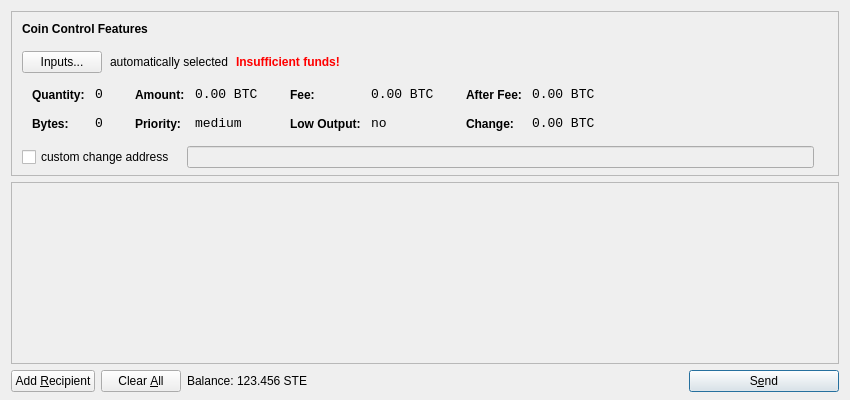
This is src/qt/forms/sendcoinsdialog.ui in stredle/stredle as Qt 5 draws it before an edit. The edited form follows.
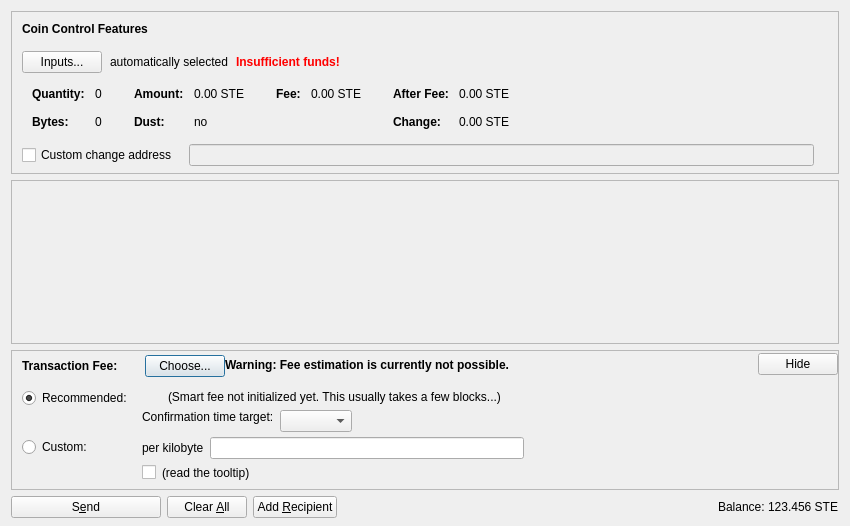
This is the edited form. Icons and pictures are not drawn. Custom widgets are drawn as their Qt base class.

Patch:
```diff
--- a/src/qt/forms/sendcoinsdialog.ui
+++ b/src/qt/forms/sendcoinsdialog.ui
@@ -7,13 +7,13 @@
     <x>0</x>
     <y>0</y>
     <width>850</width>
-    <height>400</height>
+    <height>526</height>
    </rect>
   </property>
   <property name="windowTitle">
    <string>Send Coins</string>
   </property>
-  <layout class="QVBoxLayout" name="verticalLayout" stretch="0,1,0">
+  <layout class="QVBoxLayout" name="verticalLayout" stretch="0,1,0,0">
    <property name="bottomMargin">
     <number>8</number>
    </property>
@@ -39,7 +39,7 @@
      </property>
      <layout class="QVBoxLayout" name="verticalLayoutCoinControl2">
       <property name="spacing">
-       <number>-1</number>
+       <number>0</number>
       </property>
       <property name="leftMargin">
        <number>0</number>
@@ -109,6 +109,9 @@
             <property name="text">
              <string>Inputs...</string>
             </property>
+            <property name="autoDefault">
+             <bool>false</bool>
+            </property>
            </widget>
           </item>
           <item>
@@ -173,7 +176,16 @@
            <string notr="true"/>
           </property>
           <layout class="QHBoxLayout" name="horizontalLayoutCoinControl5">
-           <property name="margin">
+           <property name="leftMargin">
+            <number>0</number>
+           </property>
+           <property name="topMargin">
+            <number>0</number>
+           </property>
+           <property name="rightMargin">
+            <number>0</number>
+           </property>
+           <property name="bottomMargin">
             <number>0</number>
            </property>
            <item>
@@ -206,8 +218,11 @@
                </property>
                <item row="0" column="0">
                 <widget class="QLabel" name="labelCoinControlQuantityText">
-                 <property name="styleSheet">
-                  <string notr="true">font-weight:bold;</string>
+                 <property name="font">
+                  <font>
+                   <weight>75</weight>
+                   <bold>true</bold>
+                  </font>
                  </property>
                  <property name="text">
                   <string>Quantity:</string>
@@ -219,12 +234,6 @@
                </item>
                <item row="0" column="1">
                 <widget class="QLabel" name="labelCoinControlQuantity">
-                 <property name="font">
-                  <font>
-                   <family>Monospace</family>
-                   <pointsize>10</pointsize>
-                  </font>
-                 </property>
                  <property name="cursor">
                   <cursorShape>IBeamCursor</cursorShape>
                  </property>
@@ -244,8 +253,11 @@
                </item>
                <item row="1" column="0">
                 <widget class="QLabel" name="labelCoinControlBytesText">
-                 <property name="styleSheet">
-                  <string notr="true">font-weight:bold;</string>
+                 <property name="font">
+                  <font>
+                   <weight>75</weight>
+                   <bold>true</bold>
+                  </font>
                  </property>
                  <property name="text">
                   <string>Bytes:</string>
@@ -254,12 +266,6 @@
                </item>
                <item row="1" column="1">
                 <widget class="QLabel" name="labelCoinControlBytes">
-                 <property name="font">
-                  <font>
-                   <family>Monospace</family>
-                   <pointsize>10</pointsize>
-                  </font>
-                 </property>
                  <property name="cursor">
                   <cursorShape>IBeamCursor</cursorShape>
                  </property>
@@ -295,8 +301,11 @@
                </property>
                <item row="0" column="0">
                 <widget class="QLabel" name="labelCoinControlAmountText">
-                 <property name="styleSheet">
-                  <string notr="true">font-weight:bold;</string>
+                 <property name="font">
+                  <font>
+                   <weight>75</weight>
+                   <bold>true</bold>
+                  </font>
                  </property>
                  <property name="text">
                   <string>Amount:</string>
@@ -308,12 +317,6 @@
                </item>
                <item row="0" column="1">
                 <widget class="QLabel" name="labelCoinControlAmount">
-                 <property name="font">
-                  <font>
-                   <family>Monospace</family>
-                   <pointsize>10</pointsize>
-                  </font>
-                 </property>
                  <property name="cursor">
                   <cursorShape>IBeamCursor</cursorShape>
                  </property>
@@ -321,7 +324,7 @@
                   <enum>Qt::ActionsContextMenu</enum>
                  </property>
                  <property name="text">
-                  <string notr="true">0.00 BTC</string>
+                  <string notr="true">0.00 STE</string>
                  </property>
                  <property name="textInteractionFlags">
                   <set>Qt::LinksAccessibleByMouse|Qt::TextSelectableByKeyboard|Qt::TextSelectableByMouse</set>
@@ -329,23 +332,20 @@
                 </widget>
                </item>
                <item row="1" column="0">
-                <widget class="QLabel" name="labelCoinControlPriorityText">
-                 <property name="styleSheet">
-                  <string notr="true">font-weight:bold;</string>
+                <widget class="QLabel" name="labelCoinControlLowOutputText">
+                 <property name="font">
+                  <font>
+                   <weight>75</weight>
+                   <bold>true</bold>
+                  </font>
                  </property>
                  <property name="text">
-                  <string>Priority:</string>
+                  <string>Dust:</string>
                  </property>
                 </widget>
                </item>
                <item row="1" column="1">
-                <widget class="QLabel" name="labelCoinControlPriority">
-                 <property name="font">
-                  <font>
-                   <family>Monospace</family>
-                   <pointsize>10</pointsize>
-                  </font>
-                 </property>
+                <widget class="QLabel" name="labelCoinControlLowOutput">
                  <property name="cursor">
                   <cursorShape>IBeamCursor</cursorShape>
                  </property>
@@ -353,7 +353,7 @@
                   <enum>Qt::ActionsContextMenu</enum>
                  </property>
                  <property name="text">
-                  <string>medium</string>
+                  <string notr="true">no</string>
                  </property>
                  <property name="textInteractionFlags">
                   <set>Qt::LinksAccessibleByMouse|Qt::TextSelectableByKeyboard|Qt::TextSelectableByMouse</set>
@@ -381,8 +381,11 @@
                </property>
                <item row="0" column="0">
                 <widget class="QLabel" name="labelCoinControlFeeText">
-                 <property name="styleSheet">
-                  <string notr="true">font-weight:bold;</string>
+                 <property name="font">
+                  <font>
+                   <weight>75</weight>
+                   <bold>true</bold>
+                  </font>
                  </property>
                  <property name="text">
                   <string>Fee:</string>
@@ -394,12 +397,6 @@
                </item>
                <item row="0" column="1">
                 <widget class="QLabel" name="labelCoinControlFee">
-                 <property name="font">
-                  <font>
-                   <family>Monospace</family>
-                   <pointsize>10</pointsize>
-                  </font>
-                 </property>
                  <property name="cursor">
                   <cursorShape>IBeamCursor</cursorShape>
                  </property>
@@ -407,39 +404,7 @@
                   <enum>Qt::ActionsContextMenu</enum>
                  </property>
                  <property name="text">
-                  <string notr="true">0.00 BTC</string>
-                 </property>
-                 <property name="textInteractionFlags">
-                  <set>Qt::LinksAccessibleByMouse|Qt::TextSelectableByKeyboard|Qt::TextSelectableByMouse</set>
-                 </property>
-                </widget>
-               </item>
-               <item row="1" column="0">
-                <widget class="QLabel" name="labelCoinControlLowOutputText">
-                 <property name="styleSheet">
-                  <string notr="true">font-weight:bold;</string>
-                 </property>
-                 <property name="text">
-                  <string>Low Output:</string>
-                 </property>
-                </widget>
-               </item>
-               <item row="1" column="1">
-                <widget class="QLabel" name="labelCoinControlLowOutput">
-                 <property name="font">
-                  <font>
-                   <family>Monospace</family>
-                   <pointsize>10</pointsize>
-                  </font>
-                 </property>
-                 <property name="cursor">
-                  <cursorShape>IBeamCursor</cursorShape>
-                 </property>
-                 <property name="contextMenuPolicy">
-                  <enum>Qt::ActionsContextMenu</enum>
-                 </property>
-                 <property name="text">
-                  <string>no</string>
+                  <string notr="true">0.00 STE</string>
                  </property>
                  <property name="textInteractionFlags">
                   <set>Qt::LinksAccessibleByMouse|Qt::TextSelectableByKeyboard|Qt::TextSelectableByMouse</set>
@@ -467,8 +432,11 @@
                </property>
                <item row="0" column="0">
                 <widget class="QLabel" name="labelCoinControlAfterFeeText">
-                 <property name="styleSheet">
-                  <string notr="true">font-weight:bold;</string>
+                 <property name="font">
+                  <font>
+                   <weight>75</weight>
+                   <bold>true</bold>
+                  </font>
                  </property>
                  <property name="text">
                   <string>After Fee:</string>
@@ -480,12 +448,6 @@
                </item>
                <item row="0" column="1">
                 <widget class="QLabel" name="labelCoinControlAfterFee">
-                 <property name="font">
-                  <font>
-                   <family>Monospace</family>
-                   <pointsize>10</pointsize>
-                  </font>
-                 </property>
                  <property name="cursor">
                   <cursorShape>IBeamCursor</cursorShape>
                  </property>
@@ -493,7 +455,7 @@
                   <enum>Qt::ActionsContextMenu</enum>
                  </property>
                  <property name="text">
-                  <string notr="true">0.00 BTC</string>
+                  <string notr="true">0.00 STE</string>
                  </property>
                  <property name="textInteractionFlags">
                   <set>Qt::LinksAccessibleByMouse|Qt::TextSelectableByKeyboard|Qt::TextSelectableByMouse</set>
@@ -502,8 +464,11 @@
                </item>
                <item row="1" column="0">
                 <widget class="QLabel" name="labelCoinControlChangeText">
-                 <property name="styleSheet">
-                  <string notr="true">font-weight:bold;</string>
+                 <property name="font">
+                  <font>
+                   <weight>75</weight>
+                   <bold>true</bold>
+                  </font>
                  </property>
                  <property name="text">
                   <string>Change:</string>
@@ -512,12 +477,6 @@
                </item>
                <item row="1" column="1">
                 <widget class="QLabel" name="labelCoinControlChange">
-                 <property name="font">
-                  <font>
-                   <family>Monospace</family>
-                   <pointsize>10</pointsize>
-                  </font>
-                 </property>
                  <property name="cursor">
                   <cursorShape>IBeamCursor</cursorShape>
                  </property>
@@ -525,7 +484,7 @@
                   <enum>Qt::ActionsContextMenu</enum>
                  </property>
                  <property name="text">
-                  <string notr="true">0.00 BTC</string>
+                  <string notr="true">0.00 STE</string>
                  </property>
                  <property name="textInteractionFlags">
                   <set>Qt::LinksAccessibleByMouse|Qt::TextSelectableByKeyboard|Qt::TextSelectableByMouse</set>
@@ -555,13 +514,16 @@
           </property>
           <item>
            <widget class="QCheckBox" name="checkBoxCoinControlChange">
+            <property name="toolTip">
+             <string>If this is activated, but the change address is empty or invalid, change will be sent to a newly generated address.</string>
+            </property>
             <property name="text">
-             <string>custom change address</string>
+             <string>Custom change address</string>
             </property>
            </widget>
           </item>
           <item>
-           <widget class="QLineEdit" name="lineEditCoinControlChange">
+           <widget class="QValidatedLineEdit" name="lineEditCoinControlChange">
             <property name="enabled">
              <bool>false</bool>
             </property>
@@ -626,11 +588,20 @@
         <x>0</x>
         <y>0</y>
         <width>830</width>
-        <height>165</height>
+        <height>104</height>
        </rect>
       </property>
-      <layout class="QVBoxLayout" name="verticalLayout_2">
-       <property name="margin">
+      <layout class="QVBoxLayout" name="verticalLayout_2" stretch="0,1">
+       <property name="leftMargin">
+        <number>0</number>
+       </property>
+       <property name="topMargin">
+        <number>0</number>
+       </property>
+       <property name="rightMargin">
+        <number>0</number>
+       </property>
+       <property name="bottomMargin">
         <number>0</number>
        </property>
        <item>
@@ -657,23 +628,532 @@
      </widget>
     </widget>
    </item>
+   <item>
+    <widget class="QFrame" name="frameFee">
+     <property name="sizePolicy">
+      <sizepolicy hsizetype="Expanding" vsizetype="Expanding">
+       <horstretch>0</horstretch>
+       <verstretch>0</verstretch>
+      </sizepolicy>
+     </property>
+     <property name="maximumSize">
+      <size>
+       <width>16777215</width>
+       <height>16777215</height>
+      </size>
+     </property>
+     <property name="frameShape">
+      <enum>QFrame::StyledPanel</enum>
+     </property>
+     <property name="frameShadow">
+      <enum>QFrame::Sunken</enum>
+     </property>
+     <layout class="QVBoxLayout" name="verticalLayoutFee1">
+      <property name="spacing">
+       <number>0</number>
+      </property>
+      <property name="leftMargin">
+       <number>0</number>
+      </property>
+      <property name="topMargin">
+       <number>0</number>
+      </property>
+      <property name="rightMargin">
+       <number>0</number>
+      </property>
+      <property name="bottomMargin">
+       <number>0</number>
+      </property>
+      <item>
+       <layout class="QVBoxLayout" name="verticalLayoutFee2" stretch="0,0,0">
+        <property name="spacing">
+         <number>0</number>
+        </property>
+        <property name="leftMargin">
+         <number>10</number>
+        </property>
+        <property name="topMargin">
+         <number>0</number>
+        </property>
+        <item>
+         <layout class="QHBoxLayout" name="horizontalLayoutFee1">
+          <property name="bottomMargin">
+           <number>0</number>
+          </property>
+          <item>
+           <layout class="QVBoxLayout" name="verticalLayoutFee7">
+            <property name="spacing">
+             <number>0</number>
+            </property>
+            <item>
+             <spacer name="verticalSpacerSmartFee">
+              <property name="orientation">
+               <enum>Qt::Vertical</enum>
+              </property>
+              <property name="sizeType">
+               <enum>QSizePolicy::Fixed</enum>
+              </property>
+              <property name="sizeHint" stdset="0">
+               <size>
+                <width>1</width>
+                <height>4</height>
+               </size>
+              </property>
+             </spacer>
+            </item>
+            <item>
+             <layout class="QHBoxLayout" name="horizontalLayoutSmartFee">
+              <property name="spacing">
+               <number>10</number>
+              </property>
+              <item>
+               <widget class="QLabel" name="labelFeeHeadline">
+                <property name="sizePolicy">
+                 <sizepolicy hsizetype="Preferred" vsizetype="Maximum">
+                  <horstretch>0</horstretch>
+                  <verstretch>0</verstretch>
+                 </sizepolicy>
+                </property>
+                <property name="font">
+                 <font>
+                  <weight>75</weight>
+                  <bold>true</bold>
+                 </font>
+                </property>
+                <property name="styleSheet">
+                 <string notr="true">font-weight:bold;</string>
+                </property>
+                <property name="text">
+                 <string>Transaction Fee:</string>
+                </property>
+               </widget>
+              </item>
+              <item>
+               <widget class="QLabel" name="labelFeeMinimized">
+                <property name="text">
+                 <string/>
+                </property>
+               </widget>
+              </item>
+              <item>
+               <widget class="QPushButton" name="buttonChooseFee">
+                <property name="text">
+                 <string>Choose...</string>
+                </property>
+               </widget>
+              </item>
+             </layout>
+            </item>
+            <item>
+             <spacer name="verticalSpacer_5">
+              <property name="orientation">
+               <enum>Qt::Vertical</enum>
+              </property>
+              <property name="sizeHint" stdset="0">
+               <size>
+                <width>1</width>
+                <height>1</height>
+               </size>
+              </property>
+             </spacer>
+            </item>
+           </layout>
+          </item>
+          <item>
+           <widget class="QLabel" name="fallbackFeeWarningLabel">
+            <property name="toolTip">
+             <string>Using the fallbackfee can result in sending a transaction that will take several hours or days (or never) to confirm. Consider choosing your fee manually or wait until you have validated the complete chain.</string>
+            </property>
+            <property name="font">
+            <font>
+                <weight>75</weight>
+                <bold>true</bold>
+            </font>
+            </property>
+            <property name="text">
+             <string>Warning: Fee estimation is currently not possible.</string>
+            </property>
+            <property name="wordWrap">
+             <bool>false</bool>
+            </property>
+           </widget>
+          </item>
+          <item>
+           <spacer name="horizontalSpacer_4">
+            <property name="orientation">
+             <enum>Qt::Horizontal</enum>
+            </property>
+            <property name="sizeType">
+             <enum>QSizePolicy::MinimumExpanding</enum>
+            </property>
+            <property name="sizeHint" stdset="0">
+             <size>
+              <width>40</width>
+              <height>20</height>
+             </size>
+            </property>
+           </spacer>
+          </item>
+          <item>
+           <widget class="QPushButton" name="buttonMinimizeFee">
+            <property name="toolTip">
+             <string>collapse fee-settings</string>
+            </property>
+            <property name="text">
+             <string>Hide</string>
+            </property>
+           </widget>
+          </item>
+         </layout>
+        </item>
+        <item>
+         <widget class="QFrame" name="frameFeeSelection">
+          <layout class="QVBoxLayout" name="verticalLayoutFee12">
+           <property name="spacing">
+            <number>0</number>
+           </property>
+           <property name="leftMargin">
+            <number>0</number>
+           </property>
+           <property name="topMargin">
+            <number>0</number>
+           </property>
+           <property name="rightMargin">
+            <number>0</number>
+           </property>
+           <property name="bottomMargin">
+            <number>0</number>
+           </property>
+           <item>
+            <layout class="QGridLayout" name="gridLayoutFee">
+             <property name="topMargin">
+              <number>10</number>
+             </property>
+             <property name="bottomMargin">
+              <number>4</number>
+             </property>
+             <property name="horizontalSpacing">
+              <number>10</number>
+             </property>
+             <property name="verticalSpacing">
+              <number>4</number>
+             </property>
+             <item row="1" column="1">
+              <layout class="QVBoxLayout" name="verticalLayoutFee8">
+               <property name="spacing">
+                <number>6</number>
+               </property>
+               <item>
+                <layout class="QHBoxLayout" name="horizontalLayoutFee13">
+                 <item>
+                  <widget class="QLabel" name="labelCustomPerKilobyte">
+                   <property name="toolTip">
+                    <string>Specify a custom fee per kB (1,000 bytes) of the transaction's virtual size.
+
+Note:  Since the fee is calculated on a per-byte basis, a fee of "100 satoshis per kB" for a transaction size of 500 bytes (half of 1 kB) would ultimately yield a fee of only 50 satoshis.</string>
+                   </property>
+                   <property name="text">
+                    <string>per kilobyte</string>
+                   </property>
+                  </widget>
+                 </item>
+                 <item>
+                  <widget class="BitcoinAmountField" name="customFee"/>
+                 </item>
+                 <item>
+                  <spacer name="horizontalSpacer_6">
+                   <property name="orientation">
+                    <enum>Qt::Horizontal</enum>
+                   </property>
+                   <property name="sizeHint" stdset="0">
+                    <size>
+                     <width>1</width>
+                     <height>1</height>
+                    </size>
+                   </property>
+                  </spacer>
+                 </item>
+                </layout>
+               </item>
+               <item>
+                <layout class="QHBoxLayout" name="horizontalLayoutFee8">
+                 <item>
+                  <widget class="QCheckBox" name="checkBoxMinimumFee">
+                   <property name="toolTip">
+                    <string>Paying only the minimum fee is just fine as long as there is less transaction volume than space in the blocks. But be aware that this can end up in a never confirming transaction once there is more demand for stredle transactions than the network can process.</string>
+                   </property>
+                   <property name="text">
+                    <string/>
+                   </property>
+                  </widget>
+                 </item>
+                 <item>
+                  <widget class="QLabel" name="labelMinFeeWarning">
+                   <property name="enabled">
+                    <bool>true</bool>
+                   </property>
+                   <property name="toolTip">
+                    <string>Paying only the minimum fee is just fine as long as there is less transaction volume than space in the blocks. But be aware that this can end up in a never confirming transaction once there is more demand for stredle transactions than the network can process.</string>
+                   </property>
+                   <property name="text">
+                    <string>(read the tooltip)</string>
+                   </property>
+                   <property name="margin">
+                    <number>5</number>
+                   </property>
+                  </widget>
+                 </item>
+                 <item>
+                  <spacer name="horizontalSpacer_2">
+                   <property name="orientation">
+                    <enum>Qt::Horizontal</enum>
+                   </property>
+                   <property name="sizeHint" stdset="0">
+                    <size>
+                     <width>1</width>
+                     <height>1</height>
+                    </size>
+                   </property>
+                  </spacer>
+                 </item>
+                </layout>
+               </item>
+              </layout>
+             </item>
+             <item row="0" column="0">
+              <layout class="QVBoxLayout" name="verticalLayoutFee4" stretch="0,1">
+               <item>
+                <widget class="QRadioButton" name="radioSmartFee">
+                 <property name="text">
+                  <string>Recommended:</string>
+                 </property>
+                 <property name="checked">
+                  <bool>true</bool>
+                 </property>
+                 <attribute name="buttonGroup">
+                  <string notr="true">groupFee</string>
+                 </attribute>
+                </widget>
+               </item>
+               <item>
+                <spacer name="verticalSpacer_2">
+                 <property name="orientation">
+                  <enum>Qt::Vertical</enum>
+                 </property>
+                 <property name="sizeHint" stdset="0">
+                  <size>
+                   <width>1</width>
+                   <height>1</height>
+                  </size>
+                 </property>
+                </spacer>
+               </item>
+              </layout>
+             </item>
+             <item row="1" column="0">
+              <layout class="QVBoxLayout" name="verticalLayoutFee9" stretch="0,1">
+               <item>
+                <widget class="QRadioButton" name="radioCustomFee">
+                 <property name="text">
+                  <string>Custom:</string>
+                 </property>
+                 <attribute name="buttonGroup">
+                  <string notr="true">groupFee</string>
+                 </attribute>
+                </widget>
+               </item>
+               <item>
+                <spacer name="verticalSpacer_6">
+                 <property name="orientation">
+                  <enum>Qt::Vertical</enum>
+                 </property>
+                 <property name="sizeHint" stdset="0">
+                  <size>
+                   <width>1</width>
+                   <height>1</height>
+                  </size>
+                 </property>
+                </spacer>
+               </item>
+              </layout>
+             </item>
+             <item row="0" column="1">
+              <layout class="QVBoxLayout" name="verticalLayoutFee3" stretch="0,0,1">
+               <property name="spacing">
+                <number>6</number>
+               </property>
+               <property name="topMargin">
+                <number>2</number>
+               </property>
+               <item>
+                <layout class="QHBoxLayout" name="horizontalLayoutFee12">
+                 <item>
+                  <widget class="QLabel" name="labelSmartFee">
+                   <property name="text">
+                    <string/>
+                   </property>
+                   <property name="margin">
+                    <number>2</number>
+                   </property>
+                  </widget>
+                 </item>
+                 <item>
+                  <widget class="QLabel" name="labelFeeEstimation">
+                   <property name="text">
+                    <string/>
+                   </property>
+                  </widget>
+                 </item>
+                 <item>
+                  <widget class="QLabel" name="labelSmartFee2">
+                   <property name="text">
+                    <string>(Smart fee not initialized yet. This usually takes a few blocks...)</string>
+                   </property>
+                   <property name="margin">
+                    <number>2</number>
+                   </property>
+                  </widget>
+                 </item>
+                 <item>
+                  <spacer name="horizontalSpacer_5">
+                   <property name="orientation">
+                    <enum>Qt::Horizontal</enum>
+                   </property>
+                   <property name="sizeHint" stdset="0">
+                    <size>
+                     <width>1</width>
+                     <height>1</height>
+                    </size>
+                   </property>
+                  </spacer>
+                 </item>
+                </layout>
+               </item>
+               <item>
+                <layout class="QHBoxLayout" name="horizontalLayoutFee9">
+                 <item>
+                  <layout class="QVBoxLayout" name="verticalLayoutFee6">
+                   <item>
+                    <widget class="QLabel" name="labelSmartFee3">
+                     <property name="text">
+                      <string>Confirmation time target:</string>
+                     </property>
+                     <property name="margin">
+                      <number>2</number>
+                     </property>
+                    </widget>
+                   </item>
+                   <item>
+                    <spacer name="verticalSpacer_3">
+                     <property name="orientation">
+                      <enum>Qt::Vertical</enum>
+                     </property>
+                     <property name="sizeHint" stdset="0">
+                      <size>
+                       <width>1</width>
+                       <height>1</height>
+                      </size>
+                     </property>
+                    </spacer>
+                   </item>
+                  </layout>
+                 </item>
+                 <item>
+                  <layout class="QVBoxLayout" name="verticalLayoutFee5">
+                   <property name="rightMargin">
+                    <number>30</number>
+                   </property>
+                   <item>
+                    <layout class="QHBoxLayout" name="horizontalLayoutConfTarget">
+                     <property name="bottomMargin">
+                      <number>0</number>
+                     </property>
+                     <item>
+                      <widget class="QComboBox" name="confTargetSelector"/>
+                     </item>
+                     <item>
+                      <spacer name="horizontalSpacerConfTarget">
+                       <property name="orientation">
+                        <enum>Qt::Horizontal</enum>
+                       </property>
+                       <property name="sizeHint" stdset="0">
+                        <size>
+                         <width>40</width>
+                         <height>20</height>
+                        </size>
+                       </property>
+                      </spacer>
+                     </item>
+                    </layout>
+                   </item>
+                  </layout>
+                 </item>
+                </layout>
+               </item>
+               <item>
+                <spacer name="verticalSpacer_4">
+                 <property name="orientation">
+                  <enum>Qt::Vertical</enum>
+                 </property>
+                 <property name="sizeHint" stdset="0">
+                  <size>
+                   <width>1</width>
+                   <height>1</height>
+                  </size>
+                 </property>
+                </spacer>
+               </item>
+              </layout>
+             </item>
+            </layout>
+           </item>
+          </layout>
+         </widget>
+        </item>
+        <item>
+         <spacer name="verticalSpacerFee">
+          <property name="orientation">
+           <enum>Qt::Vertical</enum>
+          </property>
+          <property name="sizeHint" stdset="0">
+           <size>
+            <width>40</width>
+            <height>5</height>
+           </size>
+          </property>
+         </spacer>
+        </item>
+       </layout>
+      </item>
+     </layout>
+    </widget>
+   </item>
    <item>
     <layout class="QHBoxLayout" name="horizontalLayout">
      <item>
-      <widget class="QPushButton" name="addButton">
+      <widget class="QPushButton" name="sendButton">
+       <property name="minimumSize">
+        <size>
+         <width>150</width>
+         <height>0</height>
+        </size>
+       </property>
        <property name="toolTip">
-        <string>Send to multiple recipients at once</string>
+        <string>Confirm the send action</string>
        </property>
        <property name="text">
-        <string>Add &amp;Recipient</string>
+        <string>S&amp;end</string>
        </property>
        <property name="icon">
         <iconset resource="../bitcoin.qrc">
-         <normaloff>:/icons/add</normaloff>:/icons/add</iconset>
+         <normaloff>:/icons/send</normaloff>:/icons/send</iconset>
        </property>
        <property name="autoDefault">
         <bool>false</bool>
        </property>
+       <property name="default">
+        <bool>false</bool>
+       </property>
       </widget>
      </item>
      <item>
@@ -685,7 +1165,7 @@
         </sizepolicy>
        </property>
        <property name="toolTip">
-        <string>Remove all transaction fields</string>
+        <string>Clear all fields of the form.</string>
        </property>
        <property name="text">
         <string>Clear &amp;All</string>
@@ -694,14 +1174,41 @@
         <iconset resource="../bitcoin.qrc">
          <normaloff>:/icons/remove</normaloff>:/icons/remove</iconset>
        </property>
-       <property name="autoRepeatDelay">
-        <number>300</number>
+       <property name="autoDefault">
+        <bool>false</bool>
        </property>
+      </widget>
+     </item>
+     <item>
+      <widget class="QPushButton" name="addButton">
+       <property name="toolTip">
+        <string>Send to multiple recipients at once</string>
+       </property>
+       <property name="text">
+        <string>Add &amp;Recipient</string>
+       </property>
+       <property name="icon">
+        <iconset resource="../bitcoin.qrc">
+         <normaloff>:/icons/add</normaloff>:/icons/add</iconset>
+       </property>
        <property name="autoDefault">
         <bool>false</bool>
        </property>
       </widget>
      </item>
+     <item>
+      <spacer name="horizontalSpacer">
+       <property name="orientation">
+        <enum>Qt::Horizontal</enum>
+       </property>
+       <property name="sizeHint" stdset="0">
+        <size>
+         <width>40</width>
+         <height>20</height>
+        </size>
+       </property>
+      </spacer>
+     </item>
      <item>
       <layout class="QHBoxLayout" name="horizontalLayout_2">
        <property name="spacing">
@@ -709,6 +1216,12 @@
        </property>
        <item>
         <widget class="QLabel" name="label">
+         <property name="sizePolicy">
+          <sizepolicy hsizetype="Preferred" vsizetype="Fixed">
+           <horstretch>0</horstretch>
+           <verstretch>0</verstretch>
+          </sizepolicy>
+         </property>
          <property name="text">
           <string>Balance:</string>
          </property>
@@ -716,11 +1229,17 @@
        </item>
        <item>
         <widget class="QLabel" name="labelBalance">
+         <property name="sizePolicy">
+          <sizepolicy hsizetype="Preferred" vsizetype="Fixed">
+           <horstretch>0</horstretch>
+           <verstretch>0</verstretch>
+          </sizepolicy>
+         </property>
          <property name="cursor">
           <cursorShape>IBeamCursor</cursorShape>
          </property>
          <property name="text">
-          <string>123.456 STE</string>
+          <string notr="true">123.456 STE</string>
          </property>
          <property name="textInteractionFlags">
           <set>Qt::LinksAccessibleByMouse|Qt::TextSelectableByKeyboard|Qt::TextSelectableByMouse</set>
@@ -729,46 +1248,23 @@
        </item>
       </layout>
      </item>
-     <item>
-      <spacer name="horizontalSpacer">
-       <property name="orientation">
-        <enum>Qt::Horizontal</enum>
-       </property>
-       <property name="sizeHint" stdset="0">
-        <size>
-         <width>40</width>
-         <height>20</height>
-        </size>
-       </property>
-      </spacer>
-     </item>
-     <item>
-      <widget class="QPushButton" name="sendButton">
-       <property name="minimumSize">
-        <size>
-         <width>150</width>
-         <height>0</height>
-        </size>
-       </property>
-       <property name="toolTip">
-        <string>Confirm the send action</string>
-       </property>
-       <property name="text">
-        <string>S&amp;end</string>
-       </property>
-       <property name="icon">
-        <iconset resource="../bitcoin.qrc">
-         <normaloff>:/icons/send</normaloff>:/icons/send</iconset>
-       </property>
-       <property name="default">
-        <bool>true</bool>
-       </property>
-      </widget>
-     </item>
     </layout>
    </item>
   </layout>
  </widget>
+ <customwidgets>
+  <customwidget>
+   <class>QValidatedLineEdit</class>
+   <extends>QLineEdit</extends>
+   <header>qt/qvalidatedlineedit.h</header>
+  </customwidget>
+  <customwidget>
+   <class>BitcoinAmountField</class>
+   <extends>QLineEdit</extends>
+   <header>qt/bitcoinamountfield.h</header>
+   <container>1</container>
+  </customwidget>
+ </customwidgets>
  <resources>
   <include location="../bitcoin.qrc"/>
  </resources>
```
Left out of the diff: 3 changed lines with no effect on the pictures.
